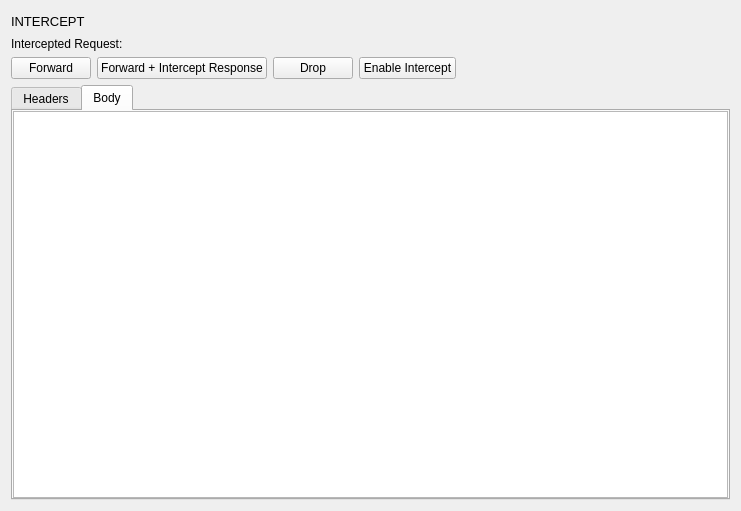
First picture: the form in src/views/intercept/intercept_page.ui, repository evanrolfe/pntest, before the edit.
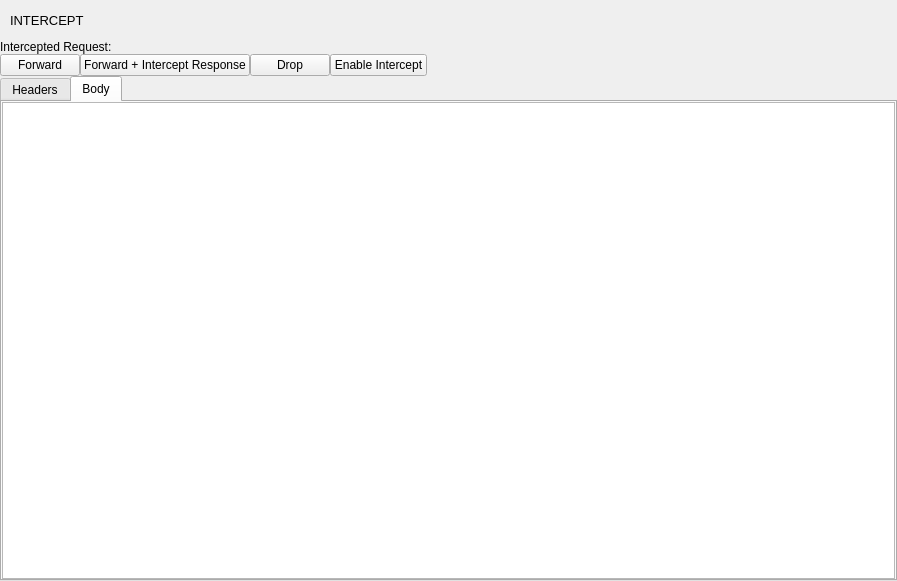
Second picture: the form after the edit. The open tabs and pages were chosen to show the change.

Patch:
```diff
--- a/src/views/intercept/intercept_page.ui
+++ b/src/views/intercept/intercept_page.ui
@@ -6,14 +6,29 @@
    <rect>
     <x>0</x>
     <y>0</y>
-    <width>741</width>
-    <height>511</height>
+    <width>897</width>
+    <height>581</height>
    </rect>
   </property>
   <property name="windowTitle">
    <string>Form</string>
   </property>
-  <layout class="QVBoxLayout" name="verticalLayout_5">
+  <layout class="QVBoxLayout" name="verticalLayout">
+   <property name="spacing">
+    <number>0</number>
+   </property>
+   <property name="leftMargin">
+    <number>0</number>
+   </property>
+   <property name="topMargin">
+    <number>0</number>
+   </property>
+   <property name="rightMargin">
+    <number>0</number>
+   </property>
+   <property name="bottomMargin">
+    <number>0</number>
+   </property>
    <item>
     <widget class="QWidget" name="crawlerToolbar" native="true">
       <property name="sizePolicy">
@@ -25,21 +40,21 @@
       <property name="maximumSize">
         <size>
         <width>16777215</width>
-        <height>20</height>
-        </size>
-      </property>
-      <layout class="QHBoxLayout" name="horizontalLayoutIntercept">
+       <height>40</height>
+      </size>
+     </property>
+     <layout class="QHBoxLayout" name="horizontalLayout">
         <property name="leftMargin">
-        <number>0</number>
+       <number>10</number>
         </property>
         <property name="topMargin">
-        <number>0</number>
+       <number>5</number>
         </property>
         <property name="rightMargin">
-        <number>0</number>
+       <number>10</number>
         </property>
         <property name="bottomMargin">
-        <number>0</number>
+       <number>5</number>
         </property>
         <item>
         <widget class="QLabel" name="label">
@@ -56,7 +71,7 @@
         </widget>
         </item>
         <item>
-        <spacer name="horizontalSpacerIntercept">
+       <spacer name="horizontalSpacer">
           <property name="orientation">
           <enum>Qt::Horizontal</enum>
           </property>
@@ -66,7 +81,7 @@
           <property name="sizeHint" stdset="0">
           <size>
             <width>158</width>
-            <height>20</height>
+          <height>40</height>
           </size>
           </property>
         </spacer>
@@ -75,7 +90,7 @@
       </widget>
    </item>
    <item>
-    <layout class="QVBoxLayout" name="verticalLayout_3">
+    <layout class="QVBoxLayout" name="interceptedRequestLayout">
      <item>
       <layout class="QVBoxLayout" name="verticalLayout_2">
        <item>
@@ -92,7 +107,7 @@
         </widget>
        </item>
        <item>
-        <layout class="QHBoxLayout" name="horizontalLayout">
+        <layout class="QHBoxLayout" name="horizontalLayout2">
          <item>
           <widget class="QPushButton" name="forwardButton">
            <property name="text">
@@ -122,7 +137,7 @@
           </widget>
          </item>
          <item>
-          <spacer name="horizontalSpacer">
+          <spacer name="horizontalSpacer2">
            <property name="orientation">
             <enum>Qt::Horizontal</enum>
            </property>
@@ -175,7 +190,7 @@
         <attribute name="title">
          <string>Body</string>
         </attribute>
-        <layout class="QVBoxLayout" name="verticalLayout">
+        <layout class="QVBoxLayout" name="verticalLayout5">
          <property name="spacing">
           <number>0</number>
          </property>
@@ -202,6 +217,20 @@
    </item>
   </layout>
  </widget>
+ <customwidgets>
+  <customwidget>
+   <class>NetworkRequestsTable</class>
+   <extends>QWidget</extends>
+   <header>widgets.network.network_requests_table.h</header>
+   <container>1</container>
+  </customwidget>
+  <customwidget>
+   <class>RequestView</class>
+   <extends>QWidget</extends>
+   <header>widgets.shared.request_view.h</header>
+   <container>1</container>
+  </customwidget>
+ </customwidgets>
  <resources/>
  <connections/>
 </ui>
```
Lines whose indentation alone changed are shown as unchanged.
